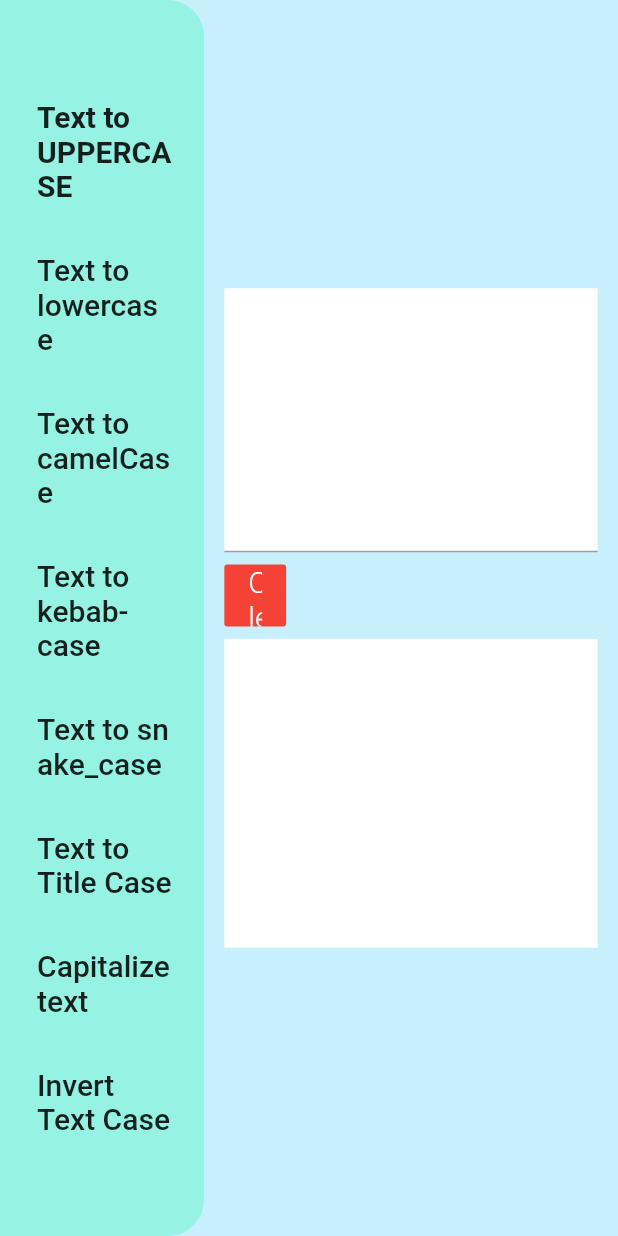
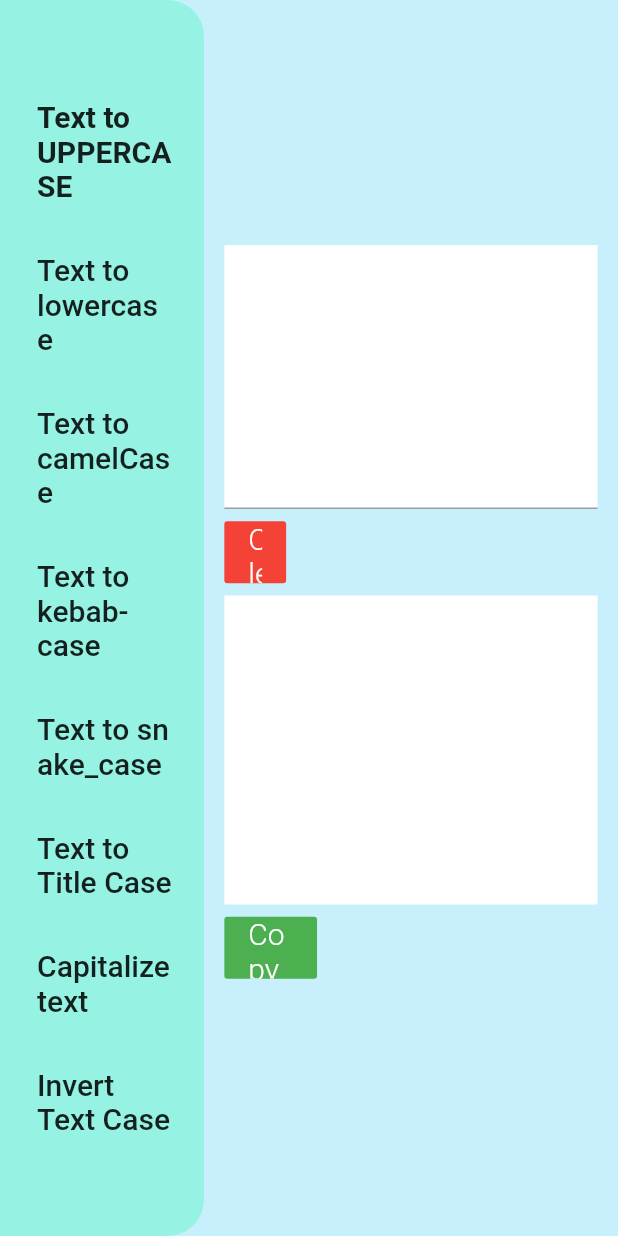
Before and after one commit to adaojreess/Text-Tools, a Flutter app: the screen it shows after launch, on a phone screen of 412 x 824 dp. Run offline on Flutter 3.47's test engine with Material 2 defaults, Android fonts, the phone set to English and light mode, and no system bars.

Commit message:
refactor components

```diff
--- a/lib/app/app.dart
+++ b/lib/app/app.dart
@@ -6,7 +6,7 @@ class App extends StatelessWidget {
   @override
   Widget build(BuildContext context) {
     return MaterialApp(
-      title: 'Flutter Demo',
+      title: 'Flutter Text Tools',
       theme: ThemeData(),
       home: ContentPage(),
     );
--- /dev/null
+++ b/lib/app/views/content/components/result_component.dart
@@ -0,0 +1,50 @@
+import 'package:flutter/cupertino.dart';
+import 'package:flutter/material.dart';
+import 'package:provider/provider.dart';
+import 'package:text_tools/app/controllers/app_controller.dart';
+import 'package:text_tools/core/theme/app_typography.dart';
+
+class ResultComponent extends StatelessWidget {
+  const ResultComponent({
+    Key? key,
+  }) : super(key: key);
+
+  @override
+  Widget build(BuildContext context) {
+    final size = MediaQuery.of(context).size;
+    return Column(
+      crossAxisAlignment: CrossAxisAlignment.start,
+      children: [
+        Container(
+          height: size.height * 0.25,
+          width: double.infinity,
+          color: Colors.white,
+          child: Column(
+            children: [
+              Consumer<AppController>(
+                builder: (_, appController, child) => Text(appController.text),
+              ),
+            ],
+          ),
+        ),
+        Padding(
+          padding: EdgeInsets.symmetric(
+            vertical: size.height * .01,
+          ),
+          child: SizedBox(
+            height: size.height * .05,
+            width: size.width * .15,
+            child: FlatButton(
+              onPressed: () {},
+              child: Text(
+                'Copy',
+                style: AppTypography.copyTextButton(context),
+              ),
+              color: Colors.green,
+            ),
+          ),
+        )
+      ],
+    );
+  }
+}
--- a/lib/app/views/content/content_page.dart
+++ b/lib/app/views/content/content_page.dart
@@ -5,6 +5,7 @@ import 'package:text_tools/core/theme/app_colors.dart';
 import 'package:text_tools/core/utils.dart';
 
 import 'components/menu_component.dart';
+import 'components/result_component.dart';
 import 'components/text_field_component.dart';
 
 class ContentPage extends StatefulWidget {
@@ -45,17 +46,7 @@ class _ContentPageState extends State<ContentPage> {
                   mainAxisAlignment: MainAxisAlignment.center,
                   children: [
                     TextFieldComponent(controller: controller),
-                    Container(
-                      height: size.height * 0.25,
-                      width: double.infinity,
-                      color: Colors.white,
-                      child: Expanded(
-                        child: Consumer<AppController>(
-                          builder: (_, appController, child) =>
-                              Text(appController.text),
-                        ),
-                      ),
-                    ),
+                    ResultComponent(),
                   ],
                 ),
               ),
--- a/lib/core/theme/app_typography.dart
+++ b/lib/core/theme/app_typography.dart
@@ -15,4 +15,11 @@ class AppTypography {
       color: Colors.white,
     );
   }
+
+  static TextStyle? copyTextButton(BuildContext context) {
+    return toolsText(context)!.copyWith(
+      fontWeight: FontWeight.w300,
+      color: Colors.white,
+    );
+  }
 }
```
